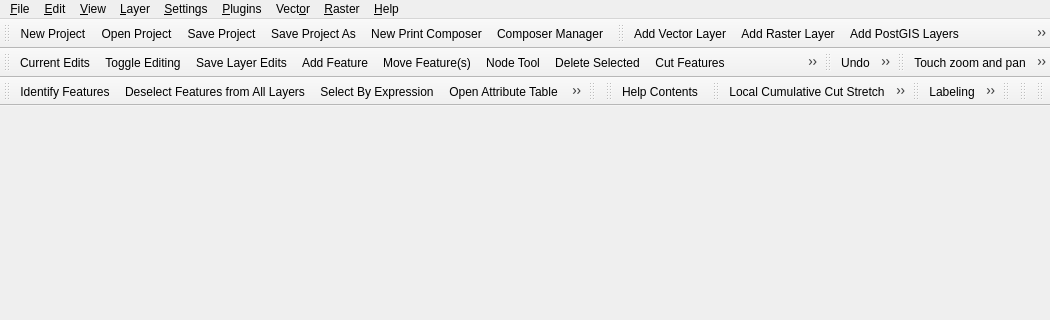
Before: the Qt Designer form src/ui/qgisapp.ui in qgis/QGIS, drawn with Qt 5; both pictures show x 0 to 1050 and y 0 to 320 of the 1050 by 487 pixel window.
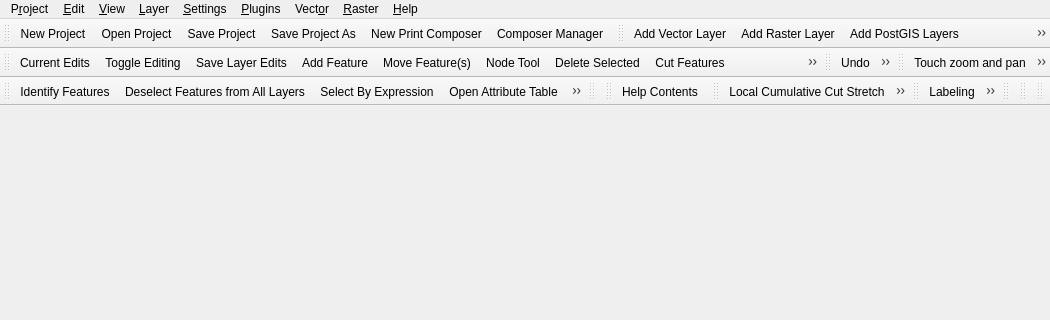
After: the same form once the commit is applied. Icons and pictures are not drawn.

Commit message: Change File to Project menu in main screen

Patch:
```diff
--- a/src/ui/qgisapp.ui
+++ b/src/ui/qgisapp.ui
@@ -17,7 +17,7 @@
      <x>0</x>
      <y>0</y>
      <width>1050</width>
-     <height>24</height>
+     <height>21</height>
     </rect>
    </property>
    <widget class="QMenu" name="mEditMenu">
@@ -51,7 +51,7 @@
    </widget>
    <widget class="QMenu" name="mFileMenu">
     <property name="title">
-     <string>&amp;File</string>
+     <string>P&amp;roject</string>
     </property>
     <widget class="QMenu" name="mRecentProjectsMenu">
      <property name="title">
```
Left out of the diff: 2 changed lines with no effect on the pictures.
